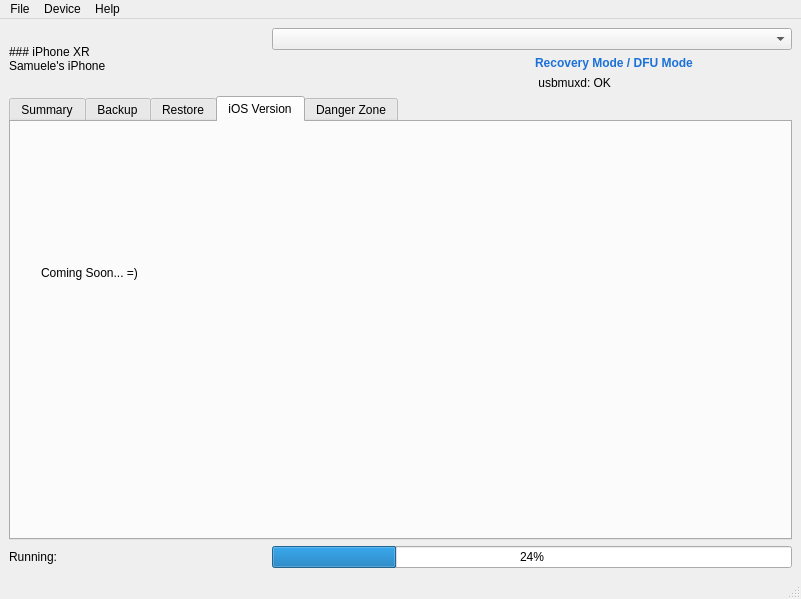
SamuGallo-06/noot, file src/ui/mainwindow.ui: the form before one commit.
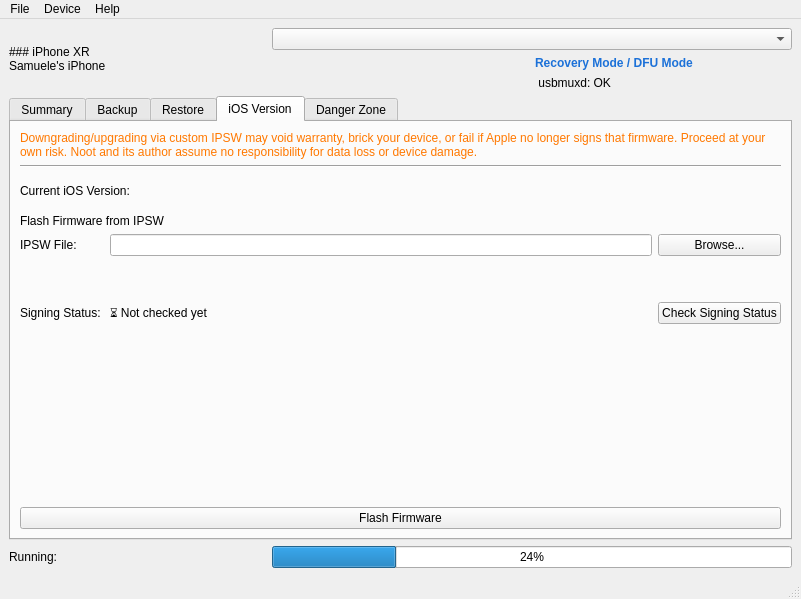
The form after the commit. The open tabs and pages were chosen to show the change.

```diff
--- a/src/ui/mainwindow.ui
+++ b/src/ui/mainwindow.ui
@@ -328,19 +328,148 @@
        <attribute name="title">
         <string>iOS Version</string>
        </attribute>
-       <widget class="QLabel" name="label_8">
-        <property name="geometry">
-         <rect>
-          <x>30</x>
-          <y>70</y>
-          <width>341</width>
-          <height>161</height>
-         </rect>
-        </property>
-        <property name="text">
-         <string>Coming Soon... =)</string>
-        </property>
-       </widget>
+       <layout class="QGridLayout" name="gridLayout_6">
+        <item row="8" column="0">
+         <widget class="QLabel" name="label_11">
+          <property name="text">
+           <string>Signing Status: </string>
+          </property>
+         </widget>
+        </item>
+        <item row="1" column="0" colspan="3">
+         <widget class="Line" name="line_2">
+          <property name="orientation">
+           <enum>Qt::Orientation::Horizontal</enum>
+          </property>
+         </widget>
+        </item>
+        <item row="8" column="2">
+         <widget class="QPushButton" name="checkSigningStatusButton">
+          <property name="text">
+           <string>Check Signing Status</string>
+          </property>
+         </widget>
+        </item>
+        <item row="4" column="0">
+         <spacer name="verticalSpacer_12">
+          <property name="orientation">
+           <enum>Qt::Orientation::Vertical</enum>
+          </property>
+          <property name="sizeType">
+           <enum>QSizePolicy::Policy::Fixed</enum>
+          </property>
+          <property name="sizeHint" stdset="0">
+           <size>
+            <width>20</width>
+            <height>10</height>
+           </size>
+          </property>
+         </spacer>
+        </item>
+        <item row="10" column="0" colspan="3">
+         <widget class="QPushButton" name="flashFirmwareButton">
+          <property name="text">
+           <string>Flash Firmware</string>
+          </property>
+         </widget>
+        </item>
+        <item row="6" column="0">
+         <widget class="QLabel" name="label_10">
+          <property name="text">
+           <string>IPSW File: </string>
+          </property>
+         </widget>
+        </item>
+        <item row="6" column="2">
+         <widget class="QPushButton" name="browseIpswFileButton">
+          <property name="text">
+           <string>Browse...</string>
+          </property>
+         </widget>
+        </item>
+        <item row="9" column="1">
+         <spacer name="verticalSpacer_10">
+          <property name="orientation">
+           <enum>Qt::Orientation::Vertical</enum>
+          </property>
+          <property name="sizeHint" stdset="0">
+           <size>
+            <width>20</width>
+            <height>40</height>
+           </size>
+          </property>
+         </spacer>
+        </item>
+        <item row="6" column="1">
+         <widget class="QLineEdit" name="ipswFilePathInput"/>
+        </item>
+        <item row="8" column="1">
+         <widget class="QLabel" name="signingStatusLabel">
+          <property name="text">
+           <string>⏳ Not checked yet </string>
+          </property>
+         </widget>
+        </item>
+        <item row="5" column="0" colspan="3">
+         <widget class="QLabel" name="label_9">
+          <property name="text">
+           <string>Flash Firmware from IPSW</string>
+          </property>
+         </widget>
+        </item>
+        <item row="7" column="1">
+         <spacer name="verticalSpacer_13">
+          <property name="orientation">
+           <enum>Qt::Orientation::Vertical</enum>
+          </property>
+          <property name="sizeType">
+           <enum>QSizePolicy::Policy::Minimum</enum>
+          </property>
+          <property name="sizeHint" stdset="0">
+           <size>
+            <width>20</width>
+            <height>40</height>
+           </size>
+          </property>
+         </spacer>
+        </item>
+        <item row="0" column="0" colspan="3">
+         <widget class="QLabel" name="label_8">
+          <property name="text">
+           <string>&lt;html&gt;&lt;head/&gt;&lt;body&gt;&lt;p&gt;&lt;span style=&quot; color:#ff7800;&quot;&gt;Downgrading/upgrading via custom IPSW may void warranty, brick your device, or fail if Apple no longer signs that firmware. Proceed at your own risk. Noot and its author assume no responsibility for data loss or device damage.&lt;/span&gt;&lt;/p&gt;&lt;/body&gt;&lt;/html&gt;</string>
+          </property>
+          <property name="textFormat">
+           <enum>Qt::TextFormat::RichText</enum>
+          </property>
+          <property name="wordWrap">
+           <bool>true</bool>
+          </property>
+         </widget>
+        </item>
+        <item row="2" column="0">
+         <spacer name="verticalSpacer_11">
+          <property name="orientation">
+           <enum>Qt::Orientation::Vertical</enum>
+          </property>
+          <property name="sizeType">
+           <enum>QSizePolicy::Policy::Fixed</enum>
+          </property>
+          <property name="sizeHint" stdset="0">
+           <size>
+            <width>20</width>
+            <height>10</height>
+           </size>
+          </property>
+         </spacer>
+        </item>
+        <item row="3" column="0" colspan="3">
+         <widget class="QLabel" name="currentIosVersionLabel">
+          <property name="text">
+           <string>Current iOS Version: </string>
+          </property>
+         </widget>
+        </item>
+       </layout>
       </widget>
       <widget class="QWidget" name="danger_tab">
        <attribute name="title">
```
Left out of the diff: 52 changed lines with no effect on the pictures.
